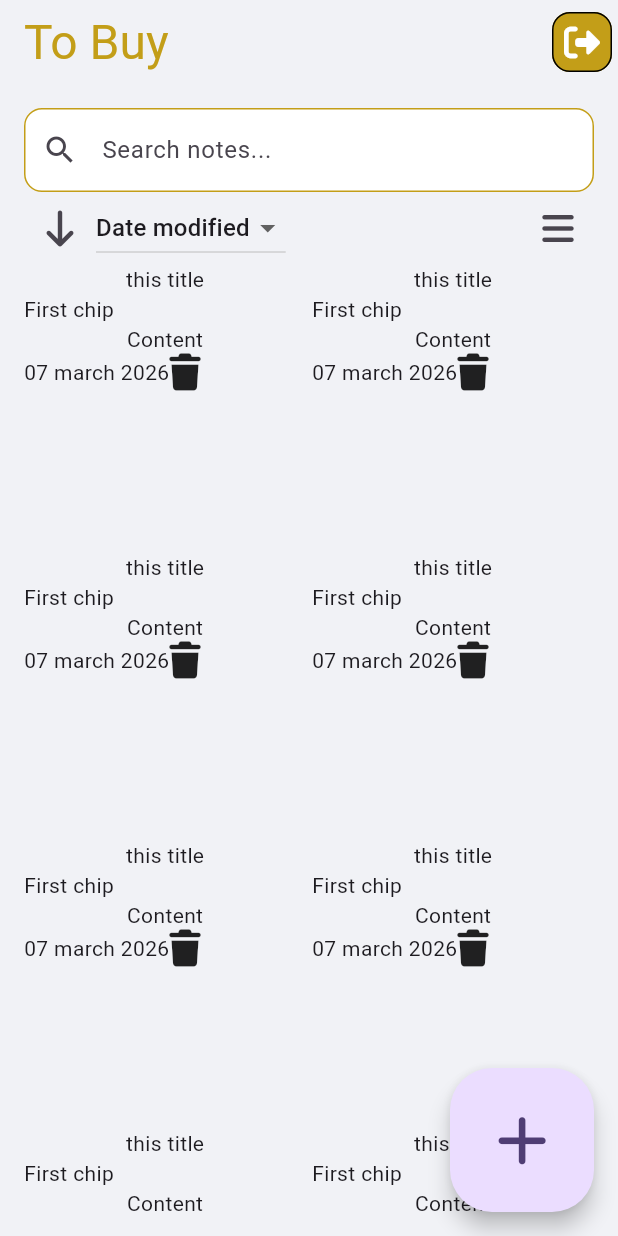
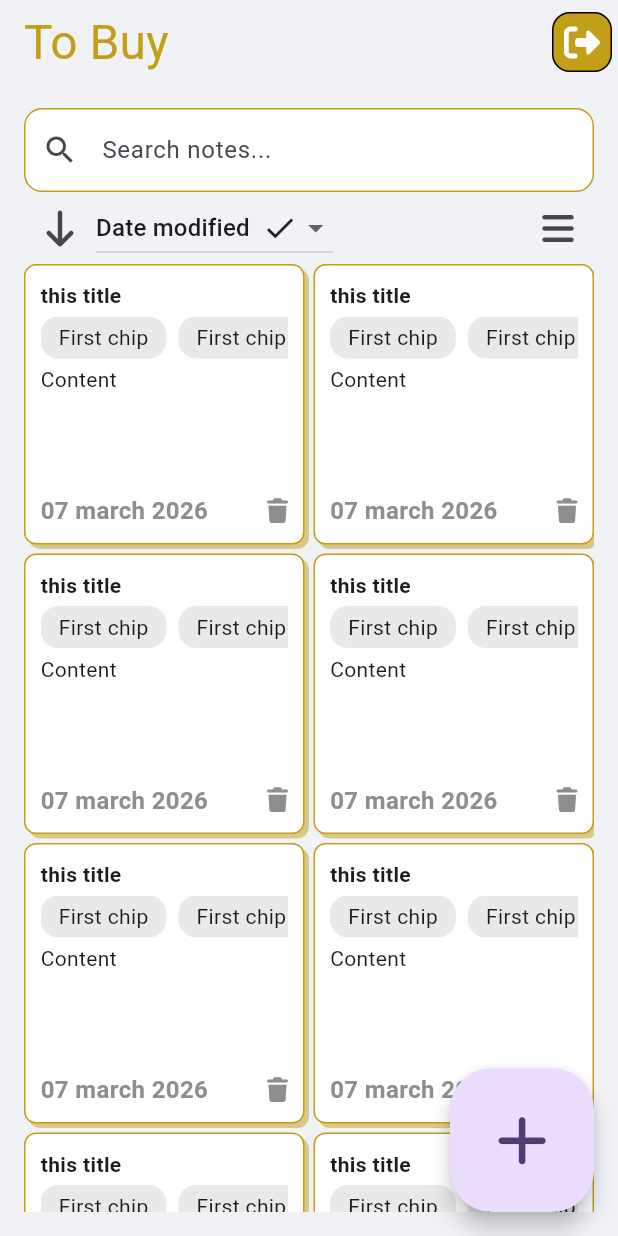
Before and after one commit to saifeddineHamdi/nots, a Flutter app: the screen it shows after launch, on a phone screen of 412 x 824 dp. Run offline on Flutter 3.47's test engine with Material 3 defaults, Android fonts, the light colour scheme and no system bars; our stand-ins replace firebase_core, font_awesome_flutter; accounts and stored records are empty.

Commit message:
after changes

```diff
--- a/lib/Pages/notes_page.dart
+++ b/lib/Pages/notes_page.dart
@@ -66,8 +66,22 @@ class _NotesPageState extends State<NotesPage> {
                 ),
                 DropdownButton(
                   value: dropdownValue,
+                  borderRadius: BorderRadius.circular(16),
                   items: dropdownOptions
-                      .map((e) => DropdownMenuItem(value: e, child: Text(e)))
+                      .map(
+                        (e) => DropdownMenuItem(
+                          value: e,
+                          child: Row(
+                            children: [
+                              Text(e),
+                              if (e == dropdownValue) ...[
+                                SizedBox(width: 8),
+                                Icon(Icons.check),
+                              ],
+                            ],
+                          ),
+                        ),
+                      )
                       .toList(),
                   onChanged: (newValue) {
                     setState(() {
@@ -87,20 +101,70 @@ class _NotesPageState extends State<NotesPage> {
                 itemCount: 15,
                 gridDelegate: SliverGridDelegateWithFixedCrossAxisCount(
                   crossAxisCount: 2,
-                  crossAxisSpacing: 4,
-                  mainAxisSpacing: 4,
+                  crossAxisSpacing: 6,
+                  mainAxisSpacing: 6,
                 ),
                 itemBuilder: (context, int index) {
                   return Container(
+                    decoration: BoxDecoration(
+                      color: white,
+                      border: Border.all(color: primary),
+                      borderRadius: BorderRadius.circular(8),
+                      boxShadow: [
+                        BoxShadow(
+                          color: primary.withValues(alpha: 0.5),
+                          offset: Offset(3, 3),
+                        ),
+                      ],
+                    ),
+                    padding: EdgeInsets.all(10),
                     child: Column(
+                      crossAxisAlignment: CrossAxisAlignment.start,
                       children: [
-                        Text('this title'),
-                        Row(children: [Container(child: Text('First chip'))]),
-                        Text('Content'),
+                        Text(
+                          'this title',
+                          style: TextStyle(fontWeight: FontWeight.bold),
+                        ),
+                        SizedBox(height: 4),
+                        SingleChildScrollView(
+                          scrollDirection: Axis.horizontal,
+                          child: Row(
+                            children: List.generate(
+                              3,
+                              (index) => Container(
+                                decoration: BoxDecoration(
+                                  borderRadius: BorderRadius.circular(12),
+                                  color: gray100,
+                                ),
+                                padding: EdgeInsets.symmetric(
+                                  horizontal: 12,
+                                  vertical: 4,
+                                ),
+                                margin: EdgeInsets.only(right: 8),
+                                child: Text('First chip'),
+                              ),
+                            ),
+                          ),
+                        ),
+                        SizedBox(height: 4),
+
+                        Expanded(child: Text('Content')),
                         Row(
                           children: [
-                            Text('07 march 2026'),
-                            FaIcon(FontAwesomeIcons.trash),
+                            Text(
+                              '07 march 2026',
+                              style: TextStyle(
+                                fontSize: 16,
+                                fontWeight: FontWeight.w600,
+                                color: gray500,
+                              ),
+                            ),
+                            Spacer(),
+                            FaIcon(
+                              FontAwesomeIcons.trash,
+                              color: gray500,
+                              size: 16,
+                            ),
                           ],
                         ),
                       ],
```
